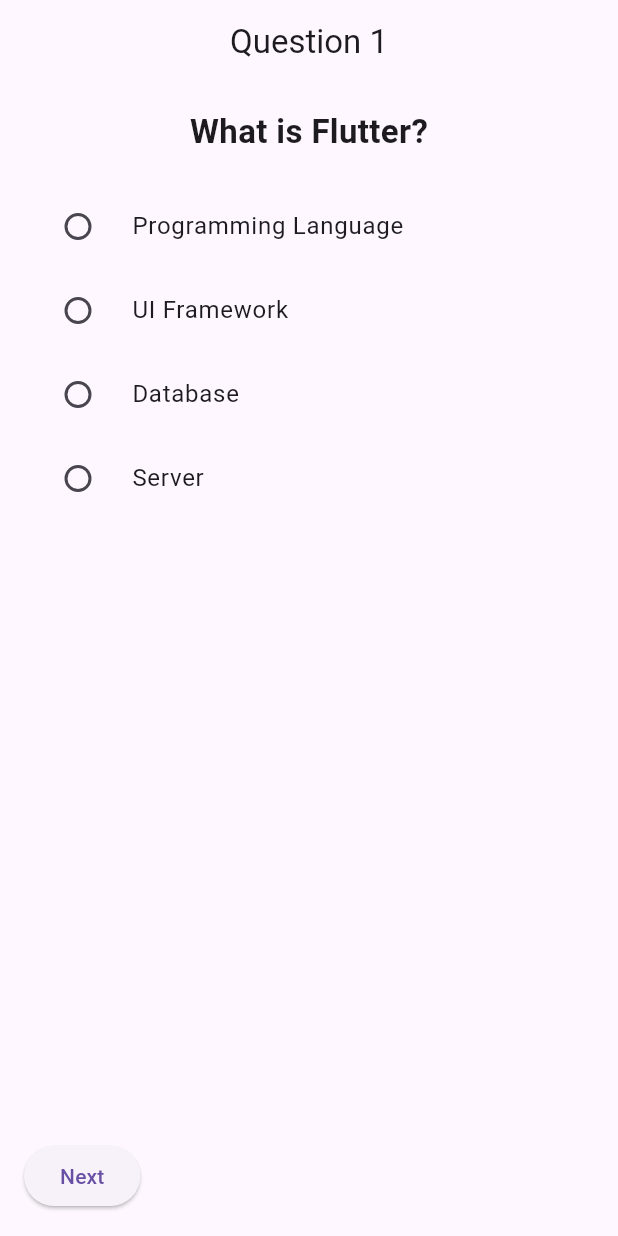
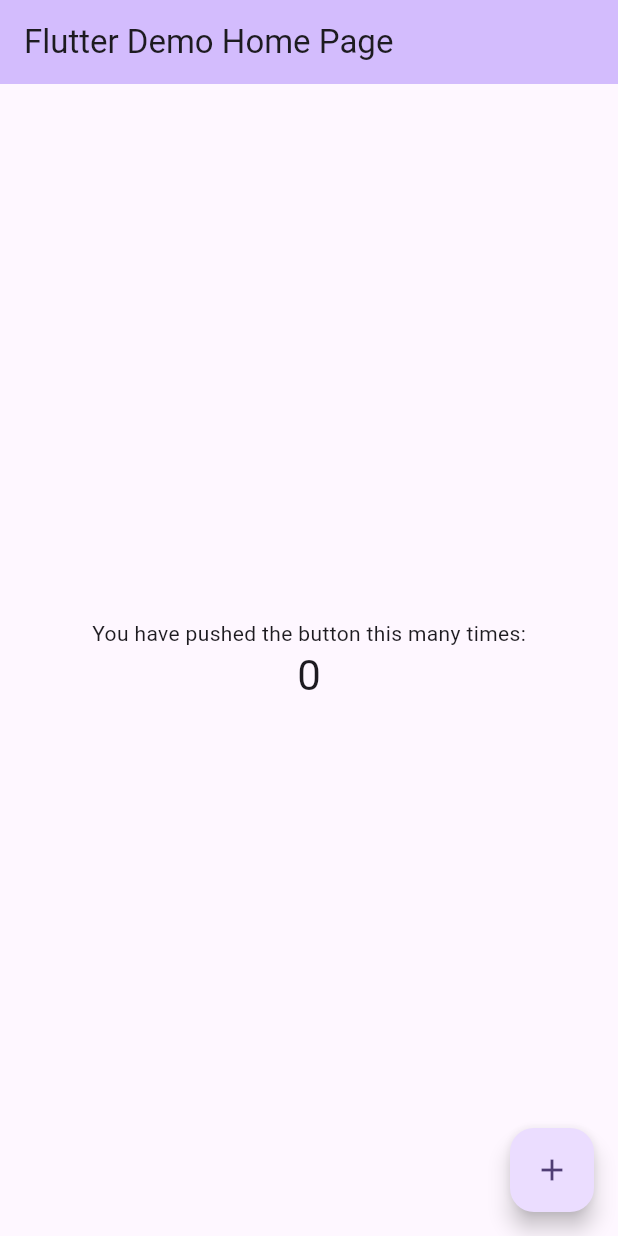
Before and after one commit to Aslam41st/quiz_app, a Flutter app: the screen it shows after launch, on a phone screen of 412 x 824 dp. Run offline on Flutter 3.47's test engine with Material 3 defaults, Android fonts, the phone set to English and light mode, and no system bars.

Commit message:
first commit

```diff
--- a/quiz_app/lib/main.dart
+++ b/quiz_app/lib/main.dart
@@ -7,190 +7,116 @@ void main() {
 class MyApp extends StatelessWidget {
   const MyApp({super.key});
 
+  // This widget is the root of your application.
   @override
   Widget build(BuildContext context) {
     return MaterialApp(
-      title: 'Quiz App',
-      debugShowCheckedModeBanner: false,
-      home: QuestionPage(questionIndex: 0),
+      title: 'Flutter Demo',
+      theme: ThemeData(
+        // This is the theme of your application.
+        //
+        // TRY THIS: Try running your application with "flutter run". You'll see
+        // the application has a purple toolbar. Then, without quitting the app,
+        // try changing the seedColor in the colorScheme below to Colors.green
+        // and then invoke "hot reload" (save your changes or press the "hot
+        // reload" button in a Flutter-supported IDE, or press "r" if you used
+        // the command line to start the app).
+        //
+        // Notice that the counter didn't reset back to zero; the application
+        // state is not lost during the reload. To reset the state, use hot
+        // restart instead.
+        //
+        // This works for code too, not just values: Most code changes can be
+        // tested with just a hot reload.
+        colorScheme: .fromSeed(seedColor: Colors.deepPurple),
+      ),
+      home: const MyHomePage(title: 'Flutter Demo Home Page'),
     );
   }
 }
 
-// Store answers globally
-List<int?> selectedAnswers = [null, null, null];
-int bestScore = 0;
+class MyHomePage extends StatefulWidget {
+  const MyHomePage({super.key, required this.title});
 
-// Questions & options
-List<String> questions = [
-  "What is Flutter?",
-  "Which language does Flutter use?",
-  "Which widget is used for layouts?"
-];
+  // This widget is the home page of your application. It is stateful, meaning
+  // that it has a State object (defined below) that contains fields that affect
+  // how it looks.
 
-List<List<String>> options = [
-  ["Programming Language", "UI Framework", "Database", "Server"],
-  ["Java", "Kotlin", "Dart", "Swift"],
-  ["Scaffold", "Column", "Text", "Icon"]
-];
+  // This class is the configuration for the state. It holds the values (in this
+  // case the title) provided by the parent (in this case the App widget) and
+  // used by the build method of the State. Fields in a Widget subclass are
+  // always marked "final".
 
-// Correct answers index
-List<int> correctAnswers = [1, 2, 1];
-
-class QuestionPage extends StatefulWidget {
-  final int questionIndex;
-
-  const QuestionPage({super.key, required this.questionIndex});
+  final String title;
 
   @override
-  State<QuestionPage> createState() => _QuestionPageState();
+  State<MyHomePage> createState() => _MyHomePageState();
 }
 
-class _QuestionPageState extends State<QuestionPage> {
-  int? selectedOption;
+class _MyHomePageState extends State<MyHomePage> {
+  int _counter = 0;
 
-  @override
-  void initState() {
-    super.initState();
-    selectedOption = selectedAnswers[widget.questionIndex];
-  }
-
-  void nextPage() {
-    selectedAnswers[widget.questionIndex] = selectedOption;
-
-    if (widget.questionIndex < 2) {
-      Navigator.push(
-        context,
-        MaterialPageRoute(
-          builder: (context) =>
-              QuestionPage(questionIndex: widget.questionIndex + 1),
-        ),
-      );
-    } else {
-      Navigator.push(
-        context,
-        MaterialPageRoute(builder: (context) => const ResultPage()),
-      );
-    }
-  }
-
-  void previousPage() {
-    selectedAnswers[widget.questionIndex] = selectedOption;
-
-    Navigator.pop(context);
+  void _incrementCounter() {
+    setState(() {
+      // This call to setState tells the Flutter framework that something has
+      // changed in this State, which causes it to rerun the build method below
+      // so that the display can reflect the updated values. If we changed
+      // _counter without calling setState(), then the build method would not be
+      // called again, and so nothing would appear to happen.
+      _counter++;
+    });
   }
 
   @override
   Widget build(BuildContext context) {
+    // This method is rerun every time setState is called, for instance as done
+    // by the _incrementCounter method above.
+    //
+    // The Flutter framework has been optimized to make rerunning build methods
+    // fast, so that you can just rebuild anything that needs updating rather
+    // than having to individually change instances of widgets.
     return Scaffold(
       appBar: AppBar(
-        title: Text("Question ${widget.questionIndex + 1}"),
-        centerTitle: true,
+        // TRY THIS: Try changing the color here to a specific color (to
+        // Colors.amber, perhaps?) and trigger a hot reload to see the AppBar
+        // change color while the other colors stay the same.
+        backgroundColor: Theme.of(context).colorScheme.inversePrimary,
+        // Here we take the value from the MyHomePage object that was created by
+        // the App.build method, and use it to set our appbar title.
+        title: Text(widget.title),
       ),
-      body: Padding(
-        padding: const EdgeInsets.all(16.0),
+      body: Center(
+        // Center is a layout widget. It takes a single child and positions it
+        // in the middle of the parent.
         child: Column(
+          // Column is also a layout widget. It takes a list of children and
+          // arranges them vertically. By default, it sizes itself to fit its
+          // children horizontally, and tries to be as tall as its parent.
+          //
+          // Column has various properties to control how it sizes itself and
+          // how it positions its children. Here we use mainAxisAlignment to
+          // center the children vertically; the main axis here is the vertical
+          // axis because Columns are vertical (the cross axis would be
+          // horizontal).
+          //
+          // TRY THIS: Invoke "debug painting" (choose the "Toggle Debug Paint"
+          // action in the IDE, or press "p" in the console), to see the
+          // wireframe for each widget.
+          mainAxisAlignment: .center,
           children: [
+            const Text('You have pushed the button this many times:'),
             Text(
-              questions[widget.questionIndex],
-              style: const TextStyle(fontSize: 22, fontWeight: FontWeight.bold),
+              '$_counter',
+              style: Theme.of(context).textTheme.headlineMedium,
             ),
-            const SizedBox(height: 20),
-
-            ...List.generate(options[widget.questionIndex].length, (index) {
-              return RadioListTile<int>(
-                title: Text(options[widget.questionIndex][index]),
-                value: index,
-                groupValue: selectedOption,
-                onChanged: (value) {
-                  setState(() {
-                    selectedOption = value;
-                  });
-                },
-              );
-            }),
-
-            const Spacer(),
-
-            Row(
-              mainAxisAlignment: MainAxisAlignment.spaceBetween,
-              children: [
-                if (widget.questionIndex > 0)
-                  ElevatedButton(
-                    onPressed: previousPage,
-                    child: const Text("Back"),
-                  ),
-                ElevatedButton(
-                  onPressed: nextPage,
-                  child: Text(widget.questionIndex == 2 ? "Submit" : "Next"),
-                ),
-              ],
-            )
           ],
         ),
+      ),
+      floatingActionButton: FloatingActionButton(
+        onPressed: _incrementCounter,
+        tooltip: 'Increment',
+        child: const Icon(Icons.add),
       ),
     );
   }
 }
-
-class ResultPage extends StatelessWidget {
-  const ResultPage({super.key});
-
-  int calculateScore() {
-    int score = 0;
-    for (int i = 0; i < 3; i++) {
-      if (selectedAnswers[i] == correctAnswers[i]) {
-        score++;
-      }
-    }
-
-    if (score > bestScore) {
-      bestScore = score;
-    }
-
-    return score;
-  }
-
-  @override
-  Widget build(BuildContext context) {
-    int score = calculateScore();
-
-    return Scaffold(
-      appBar: AppBar(
-        title: Text("Best Score: $bestScore"),
-        centerTitle: true,
-      ),
-      body: Center(
-        child: Column(
-          mainAxisAlignment: MainAxisAlignment.center,
-          children: [
-            Text(
-              "Your Score",
-              style: TextStyle(fontSize: 24),
-            ),
-            const SizedBox(height: 10),
-            Text(
-              "$score / 3",
-              style: const TextStyle(fontSize: 36, fontWeight: FontWeight.bold),
-            ),
-            const SizedBox(height: 30),
-
-            ElevatedButton(
-              onPressed: () {
-                selectedAnswers = [null, null, null];
-                Navigator.pushAndRemoveUntil(
-                  context,
-                  MaterialPageRoute(
-                      builder: (context) =>
-                          const QuestionPage(questionIndex: 0)),
-                  (route) => false,
-                );
-              },
-              child: const Text("Restart Quiz"),
-            )
-          ],
-        ),
-      ),
-    );
-  }
-}
```
